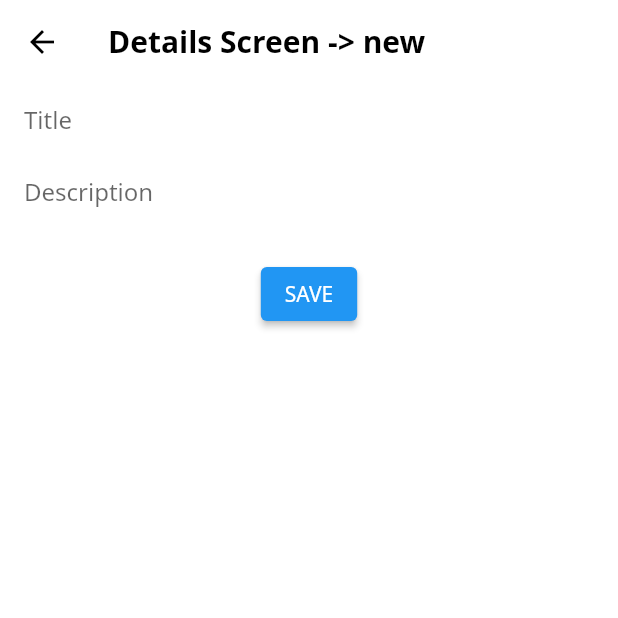
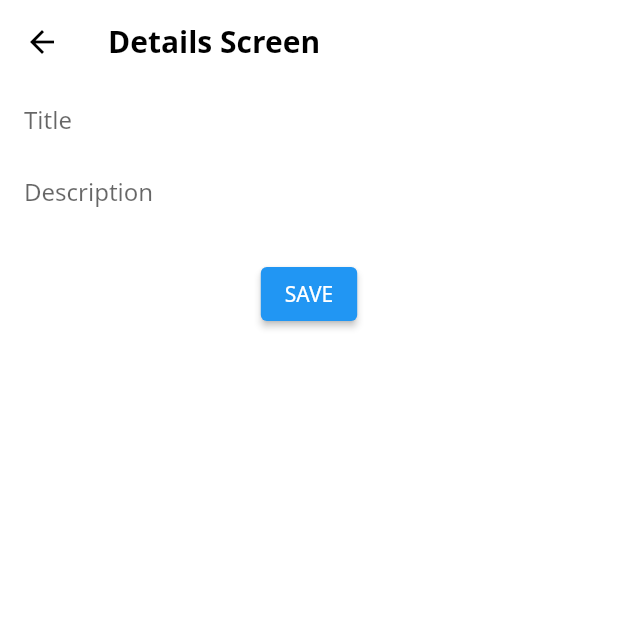
Before and after one commit to MikkyBoy357/task-manager, a Flutter app: the screen it shows after launch, after a tap on the "add" icon, on a phone screen of 412 x 824 dp, the top half of it. Run offline on Flutter 3.47's test engine with Material 3 defaults, Android fonts, the phone set to English and light mode, and no system bars; our stand-ins replace bloc, equatable, flutter_bloc, go_router, hive; accounts and stored records are empty; Roboto replaces fonts that are missing (Noto Sans).

```diff
--- a/lib/src/features/todo/presentation/ui/screens/detail_screen.dart
+++ b/lib/src/features/todo/presentation/ui/screens/detail_screen.dart
@@ -39,7 +39,7 @@ class _DetailsScreenState extends State<DetailsScreen> {
   Widget build(BuildContext context) {
     return Scaffold(
       appBar: AppBar(
-        title: Text('Details Screen -> ${widget.action}'),
+        title: const Text('Details Screen'),
         backgroundColor: Theme.of(context).colorScheme.inversePrimary,
       ),
       body: SingleChildScrollView(
@@ -49,7 +49,7 @@ class _DetailsScreenState extends State<DetailsScreen> {
             TextField(
               enabled: widget.action != "read",
               controller: titleController,
-              decoration: InputDecoration(
+              decoration: const InputDecoration(
                 hintText: "Title",
               ),
             ),
@@ -58,18 +58,22 @@ class _DetailsScreenState extends State<DetailsScreen> {
               controller: descriptionController,
               minLines: 1,
               maxLines: 3,
-              decoration: InputDecoration(
+              decoration: const InputDecoration(
                 hintText: "Description",
               ),
             ),
-            SizedBox(height: 20),
+            SizedBox(height: 20.0),
             ElevatedButton(
               onPressed: () {
+                if (titleController.text.isEmpty ||
+                    descriptionController.text.isEmpty) {
+                  return;
+                }
+
                 if (widget.action == "read") {
-                  // Implement Read
                 } else {
                   final newTodo = Todo(
-                    id: widget.action == "new" ? Uuid().v1() : widget.todo!.id,
+                    id: widget.action == "new" ? Uuid().v4() : widget.todo!.id,
                     title: titleController.text,
                     description: descriptionController.text,
                     isCompleted: widget.action == "new"
@@ -80,13 +84,15 @@ class _DetailsScreenState extends State<DetailsScreen> {
                   if (widget.action == "new") {
                     context.read<TodoListBloc>().add(AddTodo(newTodo));
                   }
+
                   if (widget.action == "edit") {
                     context.read<TodoListBloc>().add(
                           UpdateTodo(todo: widget.todo!, newTodo: newTodo),
                         );
                   }
                 }
-                Navigator.pop(context);
+
+                context.pop();
               },
               child: Text(widget.action == "read" ? "DONE" : "SAVE"),
             ),
--- a/lib/src/features/todo/presentation/ui/screens/home_screen.dart
+++ b/lib/src/features/todo/presentation/ui/screens/home_screen.dart
@@ -2,7 +2,7 @@ import 'package:flutter/material.dart';
 import 'package:flutter_bloc/flutter_bloc.dart';
 import 'package:go_router/go_router.dart';
 
-import '../../../../../common/constants/constants.dart';
+import '../../../../../common/common.dart';
 import '../../../blocs/blocs.dart';
 import '../widgets/todo_tile.dart';
 
@@ -36,10 +36,10 @@ class _HomeScreenState extends State<HomeScreen> {
               child: Column(
                 mainAxisAlignment: MainAxisAlignment.start,
                 children: <Widget>[
-                  SizedBox(height: 20),
+                  const SizedBox(height: 20.0),
                   Text(
                       "${todos.where((element) => element.isCompleted).toList().length}/${todos.length} Completed"),
-                  SizedBox(height: 20),
+                  const SizedBox(height: 20.0),
                   ListView.separated(
                     itemCount: todos.length,
                     shrinkWrap: true,
@@ -52,9 +52,17 @@ class _HomeScreenState extends State<HomeScreen> {
                       return TodoTile(todo: todo);
                     },
                   ),
-                  SizedBox(height: 20),
+                  const SizedBox(height: 20.0),
                 ],
               ),
+            );
+          } else if (state is TodoListLoading) {
+            return Center(
+              child: CircularProgressIndicator(),
+            );
+          } else if (state is TodoListError) {
+            return Center(
+              child: Text(state.error, textAlign: TextAlign.center),
             );
           } else {
             return const Center(
@@ -68,6 +76,7 @@ class _HomeScreenState extends State<HomeScreen> {
       ),
       floatingActionButtonLocation: FloatingActionButtonLocation.centerFloat,
       floatingActionButton: FloatingActionButton(
+        backgroundColor: otpColor,
         onPressed: () {
           context.goNamed(
             RouteNames.details,
--- a/lib/src/features/todo/presentation/ui/widgets/todo_tile.dart
+++ b/lib/src/features/todo/presentation/ui/widgets/todo_tile.dart
@@ -2,7 +2,7 @@ import 'package:flutter/material.dart';
 import 'package:flutter_bloc/flutter_bloc.dart';
 import 'package:go_router/go_router.dart';
 
-import '../../../../../common/constants/constants.dart';
+import '../../../../../common/common.dart';
 import '../../../blocs/blocs.dart';
 import '../../../domain/domain.dart';
 
@@ -23,6 +23,7 @@ class TodoTile extends StatelessWidget {
         );
       },
       leading: Checkbox(
+        activeColor: checkColor,
         value: todo.isCompleted,
         onChanged: (bool? val) {
           context.read<TodoListBloc>().add(DoneTodo(todo));
--- a/pubspec.yaml
+++ b/pubspec.yaml
@@ -37,11 +37,10 @@ dependencies:
   cupertino_icons: ^1.0.2
   flutter_bloc: ^8.1.4
   equatable: ^2.0.5
-  go_router: ^13.1.0
+  go_router: ^13.2.0
   hive: ^2.2.3
   uuid: ^4.3.3
   path_provider: ^2.1.2
-  shared_preferences: ^2.2.2
 
 dev_dependencies:
   flutter_test:
```
Also changed, not shown: lib/src/common/application/services/todo_service.dart (+7 -3 lines), pubspec.lock, 63 other files.
